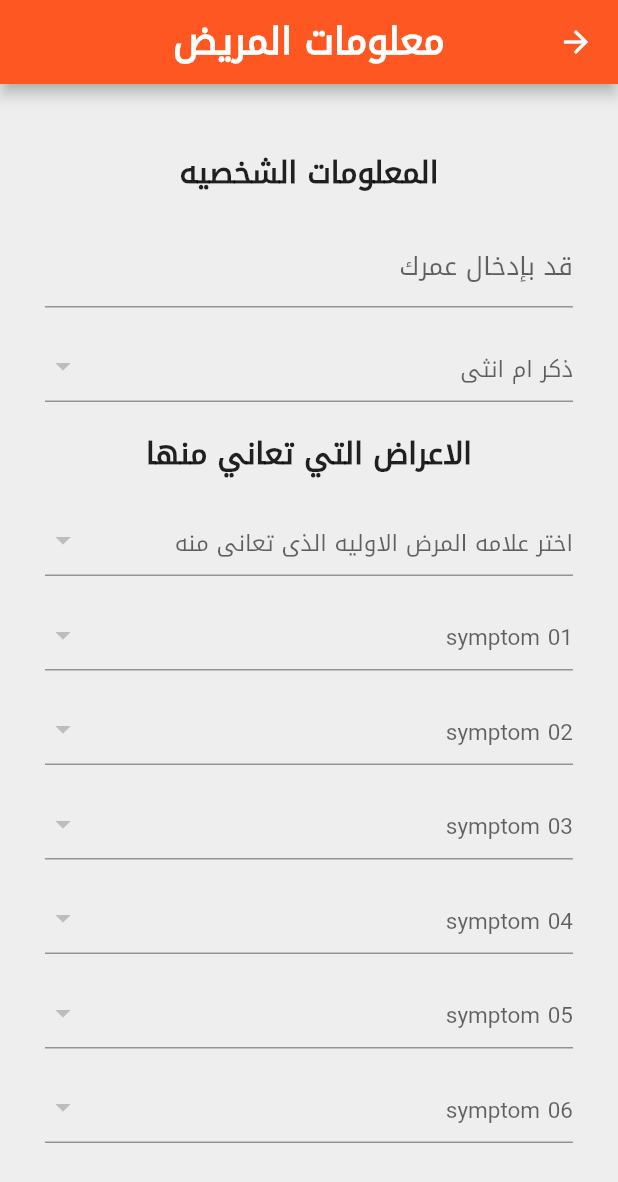
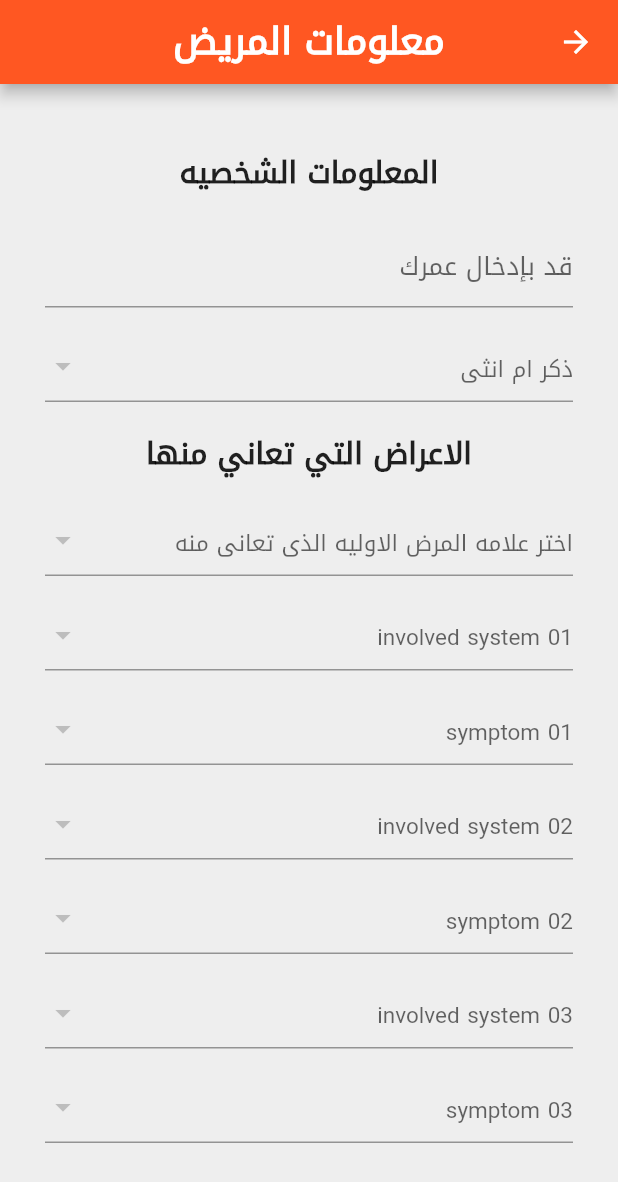
Before and after one commit to hhk-010/project_doctor, a Flutter app: the Patient screen opened by its route, on a phone screen of 412 x 824 dp. Shown: the top 1182 px of the screen. Run offline on Flutter 3.47's test engine with Material 2 defaults, Android fonts, the phone set to English and light mode, and no system bars; our stand-ins replace cloud_firestore, firebase_auth, firebase_core, flutter_spinkit, geolocator; missing offline and left inert: flutter_auth_buttons; accounts and stored records are empty.

Commit message:
the new one

```diff
--- a/lib/pages/patient.dart
+++ b/lib/pages/patient.dart
@@ -92,7 +92,25 @@ class _PatientState extends State<Patient> {
                     items: null,
                     onChanged: null,
                     hint: Text(
+                      'involved system 01',
+                      style: TextStyle(fontSize: 15),
+                    ),
+                  ),
+                  SizedBox(height: 15),
+                  DropdownButtonFormField(
+                    items: null,
+                    onChanged: null,
+                    hint: Text(
                       'symptom 01',
+                      style: TextStyle(fontSize: 15),
+                    ),
+                  ),
+                  SizedBox(height: 15),
+                  DropdownButtonFormField(
+                    items: null,
+                    onChanged: null,
+                    hint: Text(
+                      'involved system 02',
                       style: TextStyle(fontSize: 15),
                     ),
                   ),
@@ -110,7 +128,25 @@ class _PatientState extends State<Patient> {
                     items: null,
                     onChanged: null,
                     hint: Text(
+                      'involved system 03',
+                      style: TextStyle(fontSize: 15),
+                    ),
+                  ),
+                  SizedBox(height: 15),
+                  DropdownButtonFormField(
+                    items: null,
+                    onChanged: null,
+                    hint: Text(
                       'symptom 03',
+                      style: TextStyle(fontSize: 15),
+                    ),
+                  ),
+                  SizedBox(height: 15),
+                  DropdownButtonFormField(
+                    items: null,
+                    onChanged: null,
+                    hint: Text(
+                      'involved system 04',
                       style: TextStyle(fontSize: 15),
                     ),
                   ),
@@ -128,7 +164,25 @@ class _PatientState extends State<Patient> {
                     items: null,
                     onChanged: null,
                     hint: Text(
+                      'involved system 05',
+                      style: TextStyle(fontSize: 15),
+                    ),
+                  ),
+                  SizedBox(height: 15),
+                  DropdownButtonFormField(
+                    items: null,
+                    onChanged: null,
+                    hint: Text(
                       'symptom 05',
+                      style: TextStyle(fontSize: 15),
+                    ),
+                  ),
+                  SizedBox(height: 15),
+                  DropdownButtonFormField(
+                    items: null,
+                    onChanged: null,
+                    hint: Text(
+                      'involved system 06',
                       style: TextStyle(fontSize: 15),
                     ),
                   ),
@@ -146,7 +200,7 @@ class _PatientState extends State<Patient> {
                     items: null,
                     onChanged: null,
                     hint: Text(
-                      'symptom 07',
+                      'involved system 07',
                       style: TextStyle(fontSize: 15),
                     ),
                   ),
@@ -155,61 +209,7 @@ class _PatientState extends State<Patient> {
                     items: null,
                     onChanged: null,
                     hint: Text(
-                      'symptom 08',
-                      style: TextStyle(fontSize: 15),
-                    ),
-                  ),
-                  SizedBox(height: 15),
-                  DropdownButtonFormField(
-                    items: null,
-                    onChanged: null,
-                    hint: Text(
-                      'symptom 09',
-                      style: TextStyle(fontSize: 15),
-                    ),
-                  ),
-                  SizedBox(height: 15),
-                  DropdownButtonFormField(
-                    items: null,
-                    onChanged: null,
-                    hint: Text(
-                      'symptom 10',
-                      style: TextStyle(fontSize: 15),
-                    ),
-                  ),
-                  SizedBox(height: 15),
-                  DropdownButtonFormField(
-                    items: null,
-                    onChanged: null,
-                    hint: Text(
-                      'symptom 11',
-                      style: TextStyle(fontSize: 15),
-                    ),
-                  ),
-                  SizedBox(height: 15),
-                  DropdownButtonFormField(
-                    items: null,
-                    onChanged: null,
-                    hint: Text(
-                      'symptom 12',
-                      style: TextStyle(fontSize: 15),
-                    ),
-                  ),
-                  SizedBox(height: 15),
-                  DropdownButtonFormField(
-                    items: null,
-                    onChanged: null,
-                    hint: Text(
-                      'symptom 13',
-                      style: TextStyle(fontSize: 15),
-                    ),
-                  ),
-                  SizedBox(height: 15),
-                  DropdownButtonFormField(
-                    items: null,
-                    onChanged: null,
-                    hint: Text(
-                      'symptom 14',
+                      'symptom 07',
                       style: TextStyle(fontSize: 15),
                     ),
                   ),
```
